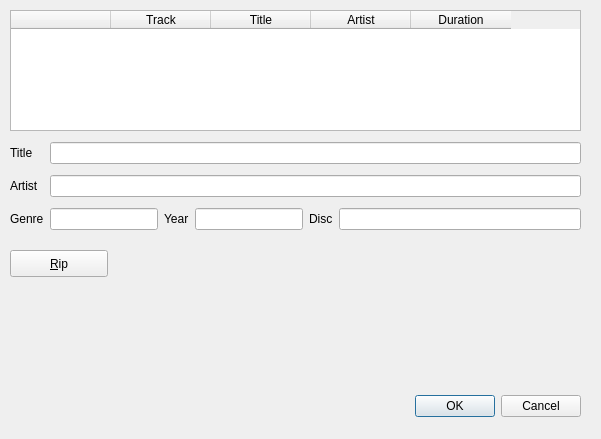
clementine-player/Clementine, file src/ui/ripcd.ui: the form before one commit.
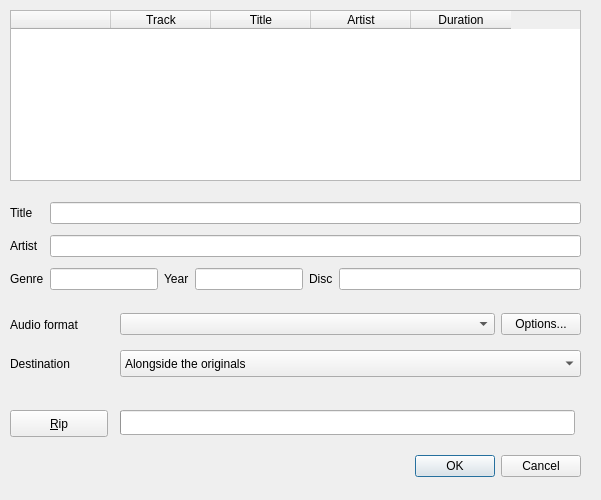
The form after the commit.

What changed in the file:
```diff
--- a/src/ui/ripcd.ui
+++ b/src/ui/ripcd.ui
@@ -10,7 +10,7 @@
     <x>0</x>
     <y>0</y>
     <width>601</width>
-    <height>439</height>
+    <height>500</height>
    </rect>
   </property>
   <property name="windowTitle">
@@ -20,7 +20,7 @@
    <property name="geometry">
     <rect>
      <x>240</x>
-     <y>390</y>
+     <y>450</y>
      <width>341</width>
      <height>32</height>
     </rect>
@@ -36,7 +36,7 @@
    <property name="geometry">
     <rect>
      <x>10</x>
-     <y>137</y>
+     <y>197</y>
      <width>571</width>
      <height>101</height>
     </rect>
@@ -110,7 +110,7 @@
      <x>10</x>
      <y>10</y>
      <width>571</width>
-     <height>121</height>
+     <height>171</height>
     </rect>
    </property>
    <layout class="QGridLayout" name="gridLayout_3">
@@ -164,7 +164,7 @@
    <property name="geometry">
     <rect>
      <x>10</x>
-     <y>250</y>
+     <y>410</y>
      <width>98</width>
      <height>27</height>
     </rect>
@@ -173,6 +173,86 @@
     <string>&amp;Rip</string>
    </property>
   </widget>
+  <widget class="QWidget" name="layoutWidget">
+   <property name="geometry">
+    <rect>
+     <x>120</x>
+     <y>310</y>
+     <width>461</width>
+     <height>29</height>
+    </rect>
+   </property>
+   <layout class="QHBoxLayout" name="horizontalLayout_3">
+    <item>
+     <widget class="QComboBox" name="format">
+      <property name="sizePolicy">
+       <sizepolicy hsizetype="Expanding" vsizetype="Fixed">
+        <horstretch>0</horstretch>
+        <verstretch>0</verstretch>
+       </sizepolicy>
+      </property>
+     </widget>
+    </item>
+    <item>
+     <widget class="QPushButton" name="options">
+      <property name="text">
+       <string>Options...</string>
+      </property>
+     </widget>
+    </item>
+   </layout>
+  </widget>
+  <widget class="QLabel" name="label">
+   <property name="geometry">
+    <rect>
+     <x>10</x>
+     <y>310</y>
+     <width>90</width>
+     <height>29</height>
+    </rect>
+   </property>
+   <property name="text">
+    <string>Audio format</string>
+   </property>
+  </widget>
+  <widget class="QLabel" name="label_2">
+   <property name="geometry">
+    <rect>
+     <x>10</x>
+     <y>350</y>
+     <width>79</width>
+     <height>27</height>
+    </rect>
+   </property>
+   <property name="text">
+    <string>Destination</string>
+   </property>
+  </widget>
+  <widget class="QComboBox" name="destination">
+   <property name="geometry">
+    <rect>
+     <x>120</x>
+     <y>350</y>
+     <width>461</width>
+     <height>27</height>
+    </rect>
+   </property>
+   <item>
+    <property name="text">
+     <string>Alongside the originals</string>
+    </property>
+   </item>
+  </widget>
+  <widget class="QProgressBar" name="progress_bar">
+   <property name="geometry">
+    <rect>
+     <x>120</x>
+     <y>410</y>
+     <width>455</width>
+     <height>25</height>
+    </rect>
+   </property>
+  </widget>
  </widget>
  <resources/>
  <connections>
```
